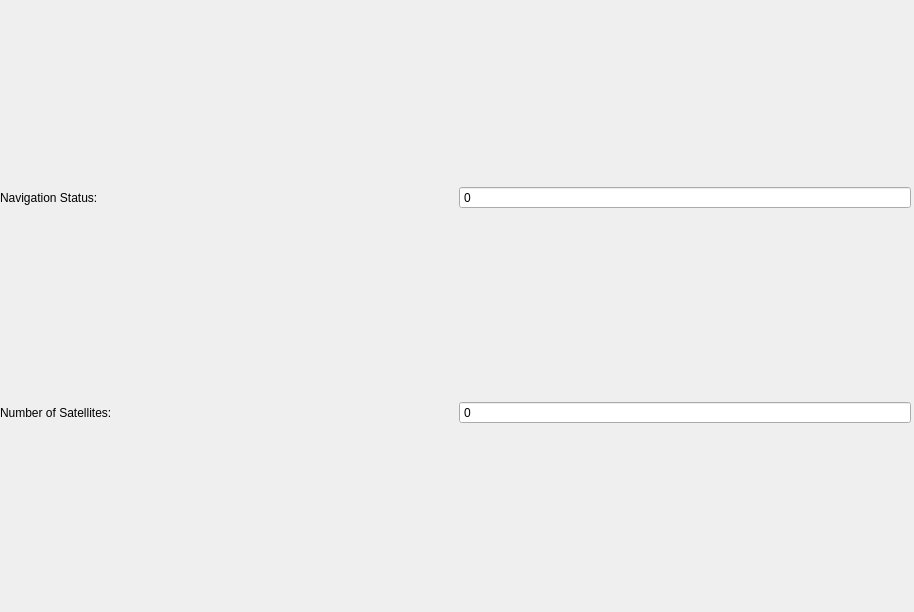
jmaye/libposlv, file src/lib/visualization/PrimaryGPSControl.ui: the form before one commit.
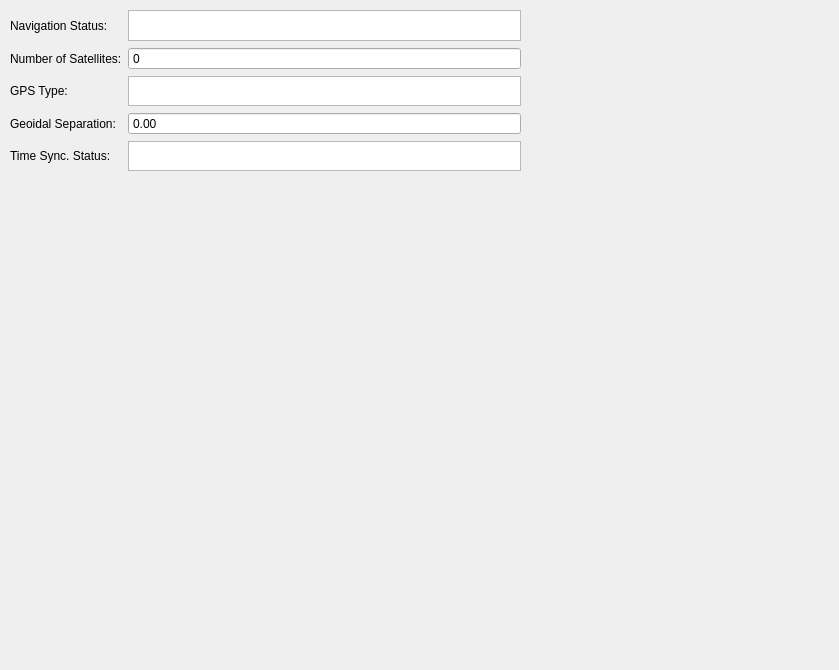
The form after the commit.

Diff of the .ui file:
```diff
--- a/src/lib/visualization/PrimaryGPSControl.ui
+++ b/src/lib/visualization/PrimaryGPSControl.ui
@@ -6,8 +6,8 @@
    <rect>
     <x>0</x>
     <y>0</y>
-    <width>914</width>
-    <height>612</height>
+    <width>839</width>
+    <height>670</height>
    </rect>
   </property>
   <property name="windowTitle">
@@ -16,25 +16,15 @@
   <widget class="QWidget" name="gridLayoutWidget_2">
    <property name="geometry">
     <rect>
-     <x>0</x>
-     <y>0</y>
-     <width>911</width>
-     <height>611</height>
+     <x>10</x>
+     <y>10</y>
+     <width>511</width>
+     <height>161</height>
     </rect>
    </property>
-   <layout class="QGridLayout" name="PrimaryGPSLayout">
-    <item row="0" column="1">
-     <widget class="QSpinBox" name="navPrimSpinBox">
-      <property name="readOnly">
-       <bool>true</bool>
-      </property>
-      <property name="buttonSymbols">
-       <enum>QAbstractSpinBox::NoButtons</enum>
-      </property>
-     </widget>
-    </item>
+   <layout class="QGridLayout" name="primaryGPSLayout">
     <item row="1" column="0">
-     <widget class="QLabel" name="satPrimLabel">
+     <widget class="QLabel" name="satPrimGPSLabel">
       <property name="text">
        <string>Number of Satellites:</string>
       </property>
@@ -48,7 +38,7 @@
      </widget>
     </item>
     <item row="1" column="1">
-     <widget class="QSpinBox" name="satPrimSpinBox">
+     <widget class="QSpinBox" name="satPrimGPSSpinBox">
       <property name="readOnly">
        <bool>true</bool>
       </property>
@@ -57,6 +47,46 @@
       </property>
      </widget>
     </item>
+    <item row="0" column="1">
+     <widget class="QTextBrowser" name="navPrimGPSText"/>
+    </item>
+    <item row="2" column="0">
+     <widget class="QLabel" name="primGPSTypelabel">
+      <property name="text">
+       <string>GPS Type:</string>
+      </property>
+     </widget>
+    </item>
+    <item row="2" column="1">
+     <widget class="QTextBrowser" name="primGPSTypeText"/>
+    </item>
+    <item row="3" column="0">
+     <widget class="QLabel" name="geoidalPrimGPSLabel">
+      <property name="text">
+       <string>Geoidal Separation:</string>
+      </property>
+     </widget>
+    </item>
+    <item row="3" column="1">
+     <widget class="QDoubleSpinBox" name="geoidalPrimGPSSpinBox">
+      <property name="readOnly">
+       <bool>true</bool>
+      </property>
+      <property name="buttonSymbols">
+       <enum>QAbstractSpinBox::NoButtons</enum>
+      </property>
+     </widget>
+    </item>
+    <item row="4" column="0">
+     <widget class="QLabel" name="timeStatusLabel">
+      <property name="text">
+       <string>Time Sync. Status:</string>
+      </property>
+     </widget>
+    </item>
+    <item row="4" column="1">
+     <widget class="QTextBrowser" name="timeStatusText"/>
+    </item>
    </layout>
   </widget>
  </widget>
```
